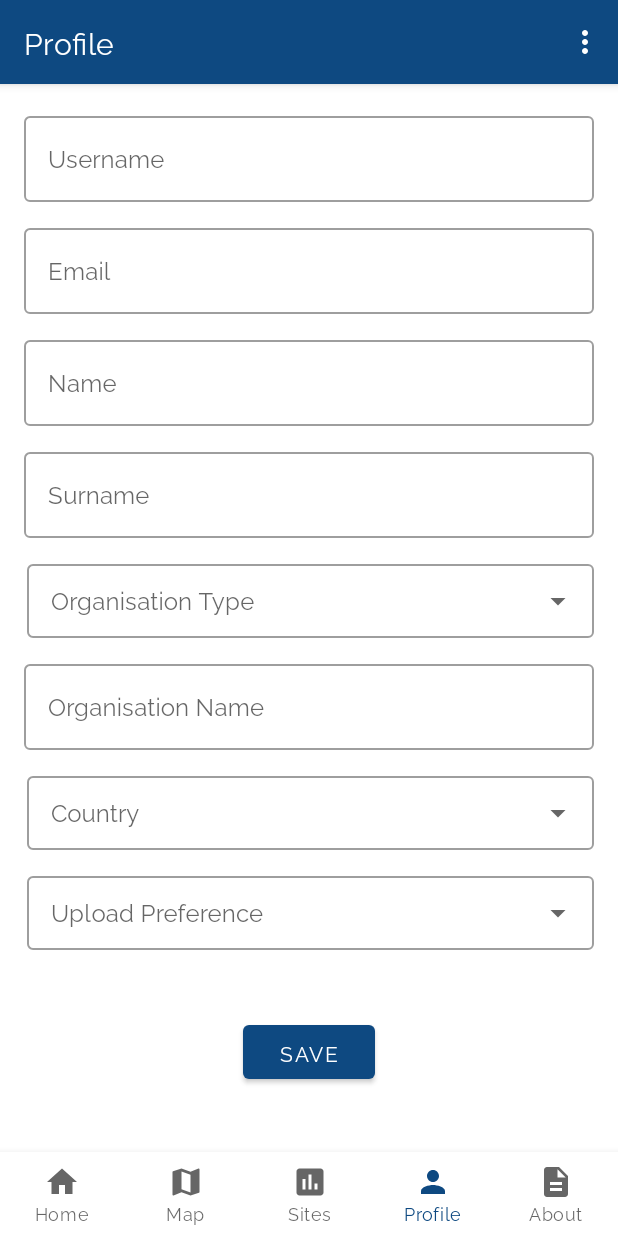
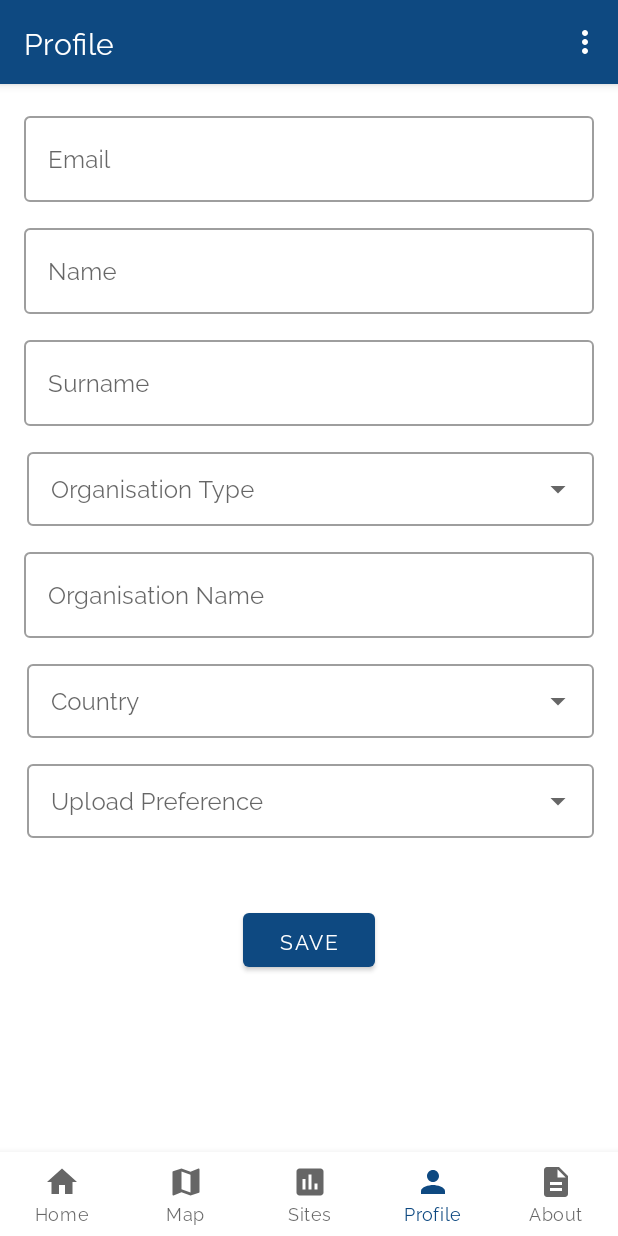
Before and after one commit to kartoza/miniSASS-mobile-app, an Android app: the ProfileFragment screen opened through its navigation route, on a phone screen of 412 x 824 dp. Run offline under Robolectric (Android 15) with nearby library versions, the phone set to English and light mode, and no system bars; our stand-ins replace navigation-ui; 3 statements that could not run were skipped.

Commit message:
Remove username in userprofile table

```diff
--- a/deployment/app/src/main/java/com/rk/amii/activities/AuthenticationActivity.java
+++ b/deployment/app/src/main/java/com/rk/amii/activities/AuthenticationActivity.java
@@ -65,7 +65,6 @@ public class AuthenticationActivity extends AppCompatActivity {
                     JSONObject response = service.getUserProfile();
                     DBHandler dbHandler = new DBHandler(getApplicationContext());
                     try {
-                        String username = safeOptString(response, "username");
                         String email = safeOptString(response, "email");
                         String name = safeOptString(response, "name");
                         String surname = safeOptString(response, "surname");
@@ -74,7 +73,7 @@ public class AuthenticationActivity extends AppCompatActivity {
                         String country = safeOptString(response, "country");
                         String uploadPreference = safeOptString(response, "upload_preference");
 
-                        dbHandler.addOrUpdateUserProfile(username, email, name, surname,
+                        dbHandler.addOrUpdateUserProfile(email, name, surname,
                                 organisationType, organisationName, country, uploadPreference);
                     } catch (Exception e) {
                         e.printStackTrace();
--- a/deployment/app/src/main/java/com/rk/amii/ui/profile/ProfileFragment.java
+++ b/deployment/app/src/main/java/com/rk/amii/ui/profile/ProfileFragment.java
@@ -31,7 +31,7 @@ public class ProfileFragment extends Fragment {
     private static final String PREFS = "profile_prefs";
     private static final String KEY_UPLOAD_PREF = "upload_pref";
     private SharedPreferences prefs;
-    private TextInputEditText editUsername, editEmail, editName, editSurname, editOrganisationName;
+    private TextInputEditText editEmail, editName, editSurname, editOrganisationName;
     private Button buttonSave;
     private DBHandler dbHandler;
     private AutoCompleteTextView spinnerUploadPreference, spinnerOrganisationType, autoCompleteCountry;
@@ -43,7 +43,6 @@ public class ProfileFragment extends Fragment {
 
         dbHandler = new DBHandler(getContext());
 
-        editUsername = view.findViewById(R.id.editUsername);
         editEmail = view.findViewById(R.id.editEmail);
         editName = view.findViewById(R.id.editName);
         editSurname = view.findViewById(R.id.editSurname);
@@ -108,7 +107,6 @@ public class ProfileFragment extends Fragment {
     private void loadProfile() {
         UserModel user = dbHandler.getUserProfile();
         if (user != null) {
-            editUsername.setText(user.getUsername());
             editEmail.setText(user.getEmail());
             editName.setText(user.getName());
             editSurname.setText(user.getSurname());
@@ -156,19 +154,12 @@ public class ProfileFragment extends Fragment {
     }
 
     public boolean isFormValid() {
-        String username = editUsername.getText().toString().trim();
         String email = editEmail.getText().toString().trim();
         String name = editName.getText().toString().trim();
         String surname = editSurname.getText().toString().trim();
         String organisationName = editOrganisationName.getText().toString().trim();
 
         boolean isValid = true;
-
-        // Validate username
-        if (username.isEmpty()) {
-            editUsername.setError("This field is required");
-            isValid = false;
-        }
 
         // Validate email
         if (email.isEmpty()) {
@@ -198,7 +189,6 @@ public class ProfileFragment extends Fragment {
     }
 
     private void saveProfile() {
-        String username = editUsername.getText().toString();
         String email = editEmail.getText().toString();
         String name = editName.getText().toString();
         String surname = editSurname.getText().toString();
@@ -242,7 +232,6 @@ public class ProfileFragment extends Fragment {
 
             JSONObject payload = new JSONObject();
             try {
-                payload.put("username", username);
                 payload.put("email", email);
                 payload.put("name", name);
                 payload.put("surname", surname);
@@ -255,7 +244,7 @@ public class ProfileFragment extends Fragment {
                 if (result.length() > 0) {
                     Toast.makeText(getContext(), "Profile updated", Toast.LENGTH_SHORT).show();
                     dbHandler.updateUserProfile(
-                            username, email, name, surname, organisationType,
+                            email, name, surname, organisationType,
                             organisationName, country, selectedUploadPreference
                     );
                 } else {
--- a/deployment/app/src/main/res/layout/fragment_profile.xml
+++ b/deployment/app/src/main/res/layout/fragment_profile.xml
@@ -7,20 +7,6 @@
         android:padding="16dp"
         android:layout_width="match_parent"
         android:layout_height="wrap_content">
-
-        <com.google.android.material.textfield.TextInputLayout
-            android:layout_width="match_parent"
-            android:layout_height="wrap_content"
-            android:layout_marginBottom="12dp"
-            android:hint="Username"
-            style="@style/Widget.MaterialComponents.TextInputLayout.OutlinedBox">
-
-            <com.google.android.material.textfield.TextInputEditText
-                android:id="@+id/editUsername"
-                android:layout_width="match_parent"
-                android:layout_height="wrap_content" />
-
-        </com.google.android.material.textfield.TextInputLayout>
 
         <com.google.android.material.textfield.TextInputLayout
             android:layout_width="match_parent"
```
Also changed, not shown: deployment/app/src/main/java/com/rk/amii/database/DBHandler.java (+3 -7 lines), deployment/app/src/main/java/com/rk/amii/models/UserModel.java (+2 -16 lines).
